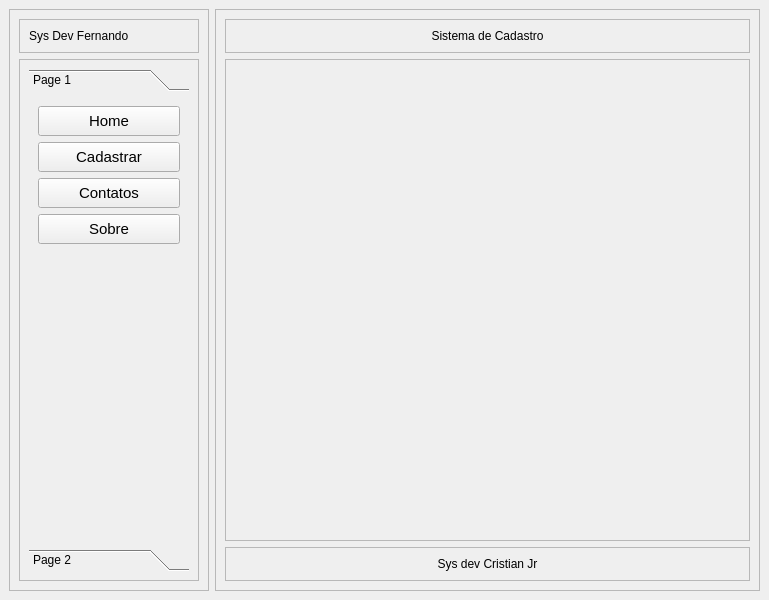
cristianjuniorpena/ProjectPySide6, file main_window.ui: the form before one commit.
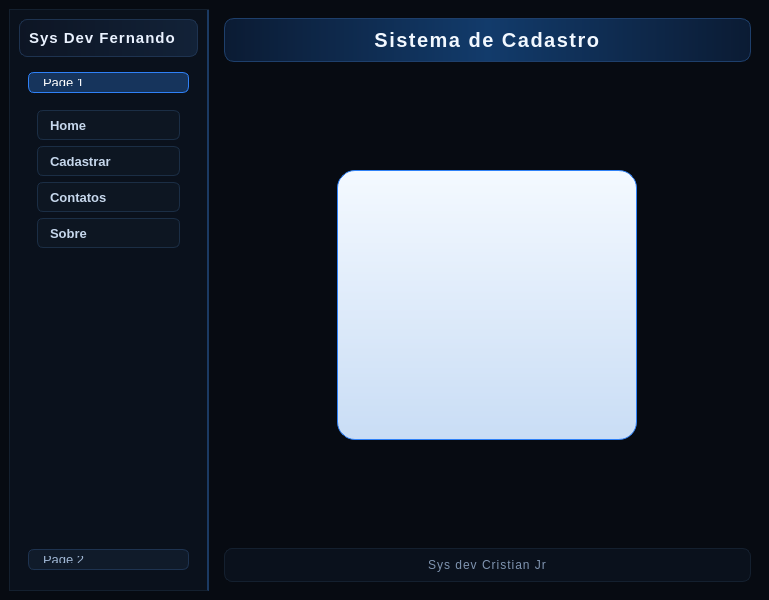
The form after the commit. The open tabs and pages were chosen to show the change. Icons and pictures are not drawn.

Commit message: stylization added in the interface

Diff of the .ui file:
```diff
--- a/main_window.ui
+++ b/main_window.ui
@@ -14,7 +14,301 @@
    <string>MainWindow</string>
   </property>
   <property name="styleSheet">
-   <string notr="true"/>
+   <string notr="true">/* ==================== TEMA: PRETO + AZUL ESCURO ==================== */
+QWidget {
+    background-color: transparent;
+    color: #D7E3F4;
+    font-size: 10pt;
+}
+QMainWindow, QWidget#centralwidget {
+    background-color: #070B12;
+}
+/* --------------------------- Containers base --------------------------- */
+#main_container {
+    background-color: #070B12;
+    border: none;
+}
+#left_container {
+    background-color: #0A111C;
+    border: 1px solid #14202F;
+    border-right: 2px solid #1B3A63;
+    border-radius: 0px;
+}
+#frame {
+    background-color: qlineargradient(x1:0, y1:0, x2:1, y2:0, stop:0 #0D1524, stop:1 #122238);
+    border: 1px solid #1E3350;
+    border-radius: 8px;
+}
+#frame QLabel {
+    color: #EAF2FF;
+    font-size: 11pt;
+    font-weight: 700;
+    letter-spacing: 1px;
+}
+#frame_2, #frmMain, #Pages, #toolBox, #pg_home, #pg_cadastrar,
+#pg_contatos, #pg_sobre, #tab, #Empresas {
+    background-color: transparent;
+    border: none;
+}
+/* ------------------------------- Cabeçalho ----------------------------- */
+#frmHeader {
+    background-color: qlineargradient(x1:0, y1:0, x2:1, y2:0, stop:0 #0B1B33, stop:0.5 #123B6B, stop:1 #0B1B33);
+    border: 1px solid #1E3F6B;
+    border-radius: 10px;
+}
+#frmHeader QLabel {
+    color: #F2F8FF;
+    font-size: 15pt;
+    font-weight: 700;
+    letter-spacing: 1.5px;
+}
+/* -------------------------------- Rodapé ------------------------------- */
+#frmfooter {
+    background-color: #0A111C;
+    border: 1px solid #14202F;
+    border-radius: 8px;
+}
+#frmfooter QLabel {
+    color: #7F94B0;
+    font-size: 9pt;
+    letter-spacing: 1px;
+}
+/* --------------------------- Menu lateral (toolbox) -------------------- */
+QToolBox {
+    background-color: transparent;
+    border: none;
+}
+QToolBox::tab {
+    background-color: #101B2A;
+    color: #9FB6D4;
+    border: 1px solid #1E3350;
+    border-radius: 6px;
+    padding: 6px 10px;
+    margin-bottom: 2px;
+}
+QToolBox::tab:selected {
+    background-color: #16345C;
+    color: #FFFFFF;
+    border-color: #2F81F7;
+}
+QToolBox::tab:hover {
+    background-color: #14273F;
+}
+#btn_home, #btn_cadastrar, #btn_contatos, #btn_sobre {
+    background-color: #0D1622;
+    border: 1px solid #1B2E45;
+    border-radius: 6px;
+    color: #C6D7EC;
+    text-align: left;
+    padding: 6px 12px;
+}
+#btn_home:hover, #btn_cadastrar:hover, #btn_contatos:hover, #btn_sobre:hover {
+    background-color: #14304F;
+    border-color: #2F81F7;
+    color: #FFFFFF;
+}
+#btn_home:pressed, #btn_cadastrar:pressed, #btn_contatos:pressed, #btn_sobre:pressed {
+    background-color: #0A2540;
+}
+/* --------------------------------- Abas -------------------------------- */
+QTabWidget::pane {
+    background-color: #0A111C;
+    border: 1px solid #1B2E45;
+    border-radius: 10px;
+    top: -1px;
+}
+QTabBar::tab {
+    background-color: #0D1622;
+    color: #93A9C6;
+    border: 1px solid #1B2E45;
+    border-bottom: none;
+    border-top-left-radius: 8px;
+    border-top-right-radius: 8px;
+    padding: 8px 22px;
+    margin-right: 4px;
+    min-width: 80px;
+}
+QTabBar::tab:selected {
+    background-color: #123055;
+    color: #FFFFFF;
+    border-color: #2F81F7;
+}
+QTabBar::tab:hover {
+    color: #FFFFFF;
+    background-color: #14273F;
+}
+/* ---------------------------- Campos de texto -------------------------- */
+QLineEdit {
+    background-color: #0C1522;
+    border: 1px solid #1D3149;
+    border-radius: 6px;
+    padding: 7px 10px;
+    color: #E7F0FC;
+    placeholder-text-color: #647A96;
+    selection-background-color: #1F6FD0;
+    selection-color: #FFFFFF;
+}
+QLineEdit:hover {
+    border-color: #2A4A72;
+}
+QLineEdit:focus {
+    background-color: #0E1A2A;
+    border: 1px solid #2F81F7;
+}
+/* -------------------------------- Botões ------------------------------- */
+QPushButton {
+    background-color: qlineargradient(x1:0, y1:0, x2:0, y2:1, stop:0 #1B4D91, stop:1 #123055);
+    border: 1px solid #2C6BB8;
+    border-radius: 7px;
+    color: #F2F8FF;
+    font-weight: 600;
+    padding: 8px 18px;
+}
+QPushButton:hover {
+    background-color: #2670C7;
+    border-color: #4C9BF5;
+}
+QPushButton:pressed {
+    background-color: #0E2440;
+}
+QPushButton:disabled {
+    background-color: #0C131D;
+    border-color: #1A2637;
+    color: #5B6B80;
+}
+#btn_limpar {
+    background-color: #101B2A;
+    border-color: #26405E;
+    color: #C6D7EC;
+    padding: 7px 14px;
+}
+#btn_limpar:hover {
+    background-color: #16304F;
+    border-color: #2F81F7;
+    color: #FFFFFF;
+}
+/* --------------------------------- Tabela ------------------------------ */
+QTableWidget {
+    background-color: #0A121D;
+    alternate-background-color: #0D1726;
+    gridline-color: #1A2B40;
+    border: 1px solid #1D3149;
+    border-radius: 8px;
+    color: #DCE8F7;
+    selection-background-color: #1C5FA8;
+    selection-color: #FFFFFF;
+}
+QTableWidget::item {
+    padding: 6px;
+    border: none;
+}
+QTableWidget::item:selected {
+    background-color: #1C5FA8;
+    color: #FFFFFF;
+}
+QHeaderView::section {
+    background-color: #10203A;
+    color: #BFD4EE;
+    border: none;
+    border-right: 1px solid #1B2E45;
+    border-bottom: 1px solid #1B2E45;
+    padding: 7px 8px;
+    font-weight: 700;
+    font-size: 9pt;
+    letter-spacing: 0.5px;
+}
+QHeaderView::section:hover {
+    background-color: #16304F;
+}
+QTableCornerButton::section {
+    background-color: #10203A;
+    border: none;
+}
+/* ------------------------------ Painéis do form ------------------------ */
+#frame_3, #frame_4 {
+    background-color: #0A111C;
+    border: 1px solid #16263B;
+    border-radius: 10px;
+}
+/* -------------------------------- Labels ------------------------------- */
+QLabel {
+    background-color: transparent;
+    color: #D7E3F4;
+}
+#nomeEmpresa {
+    color: #EAF3FF;
+}
+#label_5, #label_8 {
+    color: #EAF3FF;
+    letter-spacing: 2px;
+}
+#label_9 {
+    color: #B8CBE3;
+    font-size: 11pt;
+}
+#label_12 {
+    color: #7E93B0;
+    font-size: 9pt;
+}
+#label_4, #label_11 {
+    color: #C7D8EE;
+}
+/* --------------------------- Logo na tela Home ------------------------- */
+#label_7 {
+    background-color: qlineargradient(x1:0, y1:0, x2:0, y2:1, stop:0 #F4F9FF, stop:1 #C9DDF5);
+    border: 1px solid #2F81F7;
+    border-radius: 18px;
+}
+/* -------------------------------- Splitter ----------------------------- */
+#splitter::handle {
+    background-color: #1B2E45;
+    width: 2px;
+}
+/* ------------------------------ Scrollbars ----------------------------- */
+QScrollBar:vertical {
+    background-color: #0A111C;
+    width: 12px;
+    margin: 0px;
+    border: none;
+}
+QScrollBar::handle:vertical {
+    background-color: #1E3B5E;
+    min-height: 30px;
+    border-radius: 6px;
+}
+QScrollBar::handle:vertical:hover {
+    background-color: #2F6BA8;
+}
+QScrollBar:horizontal {
+    background-color: #0A111C;
+    height: 12px;
+    margin: 0px;
+    border: none;
+}
+QScrollBar::handle:horizontal {
+    background-color: #1E3B5E;
+    min-width: 30px;
+    border-radius: 6px;
+}
+QScrollBar::handle:horizontal:hover {
+    background-color: #2F6BA8;
+}
+QScrollBar::add-line, QScrollBar::sub-line {
+    background: none;
+    border: none;
+    width: 0px;
+    height: 0px;
+}
+QScrollBar::add-page, QScrollBar::sub-page {
+    background: transparent;
+}
+/* --------------------------- Dicas (tooltip) --------------------------- */
+QToolTip {
+    background-color: #0D1A2A;
+    color: #DCE8F7;
+    border: 1px solid #2F81F7;
+    padding: 4px;
+}</string>
   </property>
   <widget class="QWidget" name="centralwidget">
    <property name="styleSheet">
@@ -75,6 +369,12 @@
          <layout class="QVBoxLayout" name="verticalLayout_3">
           <item>
            <widget class="QToolBox" name="toolBox">
+            <property name="minimumSize">
+             <size>
+              <width>161</width>
+              <height>0</height>
+             </size>
+            </property>
             <property name="styleSheet">
              <string notr="true"/>
             </property>
@@ -86,8 +386,8 @@
               <rect>
                <x>0</x>
                <y>0</y>
-               <width>156</width>
-               <height>434</height>
+               <width>161</width>
+               <height>443</height>
               </rect>
              </property>
              <property name="styleSheet">
@@ -107,7 +407,8 @@
                 </property>
                 <property name="font">
                  <font>
-                  <pointsize>11</pointsize>
+                  <pointsize>10</pointsize>
+                  <fontweight>DemiBold</fontweight>
                  </font>
                 </property>
                 <property name="cursor">
@@ -128,7 +429,8 @@
                 </property>
                 <property name="font">
                  <font>
-                  <pointsize>11</pointsize>
+                  <pointsize>10</pointsize>
+                  <fontweight>DemiBold</fontweight>
                  </font>
                 </property>
                 <property name="cursor">
@@ -149,7 +451,8 @@
                 </property>
                 <property name="font">
                  <font>
-                  <pointsize>11</pointsize>
+                  <pointsize>10</pointsize>
+                  <fontweight>DemiBold</fontweight>
                  </font>
                 </property>
                 <property name="cursor">
@@ -170,7 +473,8 @@
                 </property>
                 <property name="font">
                  <font>
-                  <pointsize>11</pointsize>
+                  <pointsize>10</pointsize>
+                  <fontweight>DemiBold</fontweight>
                  </font>
                 </property>
                 <property name="cursor">
@@ -295,8 +599,20 @@
             </property>
             <widget class="QWidget" name="pg_home">
              <layout class="QVBoxLayout" name="verticalLayout_6">
-              <item>
+              <item alignment="Qt::AlignmentFlag::AlignHCenter|Qt::AlignmentFlag::AlignVCenter">
                <widget class="QLabel" name="label_7">
+                <property name="minimumSize">
+                 <size>
+                  <width>300</width>
+                  <height>270</height>
+                 </size>
+                </property>
+                <property name="maximumSize">
+                 <size>
+                  <width>300</width>
+                  <height>270</height>
+                 </size>
+                </property>
                 <property name="text">
                  <string>&lt;html&gt;&lt;head/&gt;&lt;body&gt;&lt;p&gt;&lt;img src=&quot;:/myrecursos/logo_sysdev_240px.png&quot;/&gt;&lt;/p&gt;&lt;/body&gt;&lt;/html&gt;</string>
                 </property>
```
Left out of the diff: 16 changed lines with no effect on the pictures. The commit also changes 1 other file.
